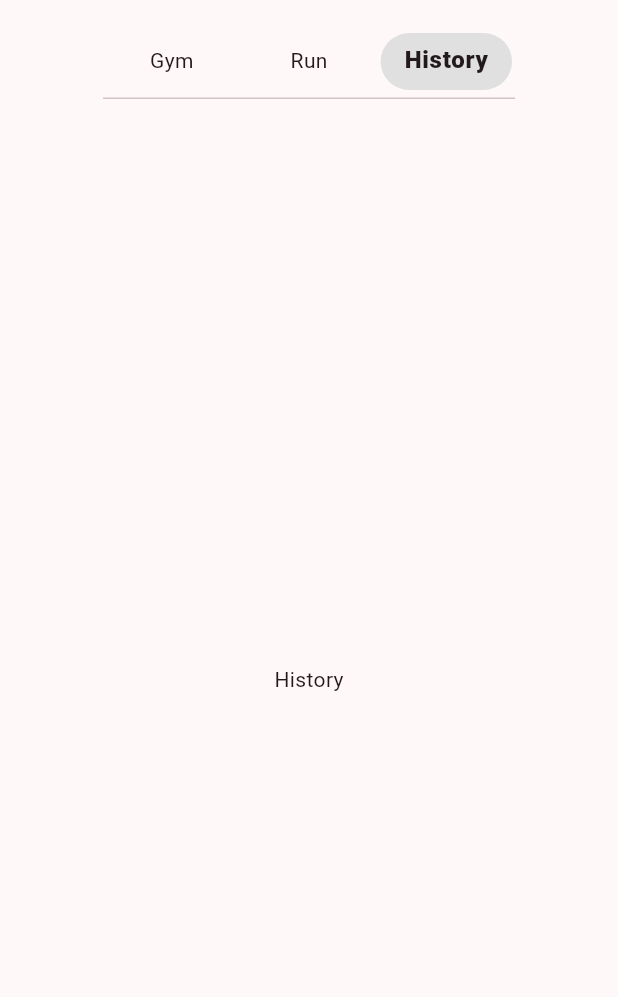
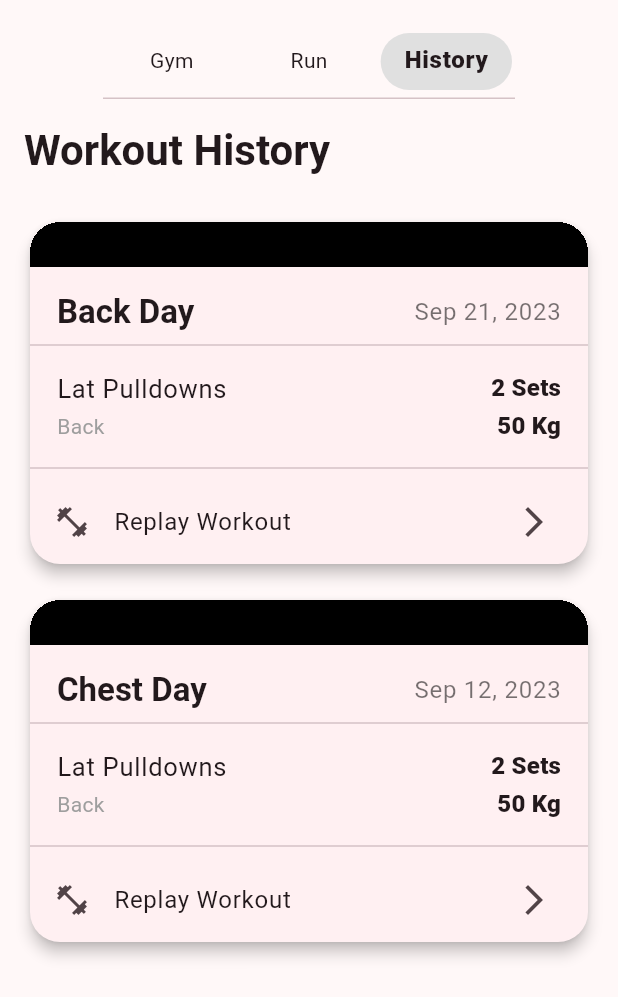
Before and after one commit to CSCI4100U/mobile-group-project-2023-mlja, a Flutter app: the NestedTabBar widget shown alone on an empty page, opened directly, tab 3 chosen, on a phone screen of 412 x 824 dp. Shown: the top 997 px of the screen. Run offline on Flutter 3.47's test engine with Material 2 defaults, Android fonts, the light colour scheme and no system bars; our stand-ins replace cloud_firestore, firebase_auth, firebase_core, flutter_local_notifications, flutter_map, geolocator and 4 more; missing offline and left inert: firebase_ui_auth, flutter_map_geojson; accounts and stored records are empty.

Commit message:
Workout page cards and UI implements.

```diff
--- a/life_balance_plus/lib/view/pages/workout/dashboard_history.dart
+++ b/life_balance_plus/lib/view/pages/workout/dashboard_history.dart
@@ -0,0 +1,35 @@
+import 'package:flutter/material.dart';
+import 'package:life_balance_plus/view/widgets/workout_dashboard_history_card.dart';
+
+class DashboardHistory extends StatelessWidget {
+  const DashboardHistory({super.key});
+
+  @override
+  Widget build(BuildContext context) {
+    return SingleChildScrollView(
+      child: Padding(
+        padding: const EdgeInsets.symmetric(horizontal: 16),
+        child: Column(
+          crossAxisAlignment: CrossAxisAlignment.start,
+          children: [
+            Text('Workout History',
+                style: Theme.of(context)
+                    .textTheme
+                    .headlineMedium
+                    ?.copyWith(fontWeight: FontWeight.bold)),
+            const SizedBox(height: 26),
+            WorkoutDashboardHistoryCard(
+                title: 'Back Day',
+                date: DateTime(2023, 9, 21),
+                muscleGroup: 'Back'),
+            const SizedBox(height: 16),
+            WorkoutDashboardHistoryCard(
+                title: 'Chest Day',
+                date: DateTime(2023, 9, 12),
+                muscleGroup: 'Chest'),
+          ],
+        ),
+      ),
+    );
+  }
+}
--- /dev/null
+++ b/life_balance_plus/lib/view/pages/workout/exercise_tab_page.dart
@@ -0,0 +1,52 @@
+import 'package:flutter/material.dart';
+import 'package:life_balance_plus/control/exercises_control.dart';
+import 'package:life_balance_plus/data/model/workout_plan.dart';
+
+class ExerciseTabPage extends StatefulWidget {
+  const ExerciseTabPage({super.key});
+
+  @override
+  State<ExerciseTabPage> createState() => _ExerciseTabPageState();
+}
+
+class _ExerciseTabPageState extends State<ExerciseTabPage> {
+  List<ExercisePlan> exs = [];
+
+  Future<void> _loadExercises() async {
+    final exs_ = await ExerciseControl().getAllExercises();
+    setState(() {
+      exs = exs_;
+    });
+  }
+
+  @override
+  void initState() {
+    super.initState();
+    // TESTING: Uncomment this the first time you run to add some exercises to the local db
+    ExerciseControl().addDummyData();
+    _loadExercises();
+  }
+
+  @override
+  Widget build(BuildContext context) {
+    return Scaffold(
+      floatingActionButton: FloatingActionButton.extended(
+        icon: const Icon(Icons.add),
+        label: const Text('Add Exercise'),
+        onPressed: () {},
+      ),
+      body: Center(
+        child: ListView.builder(
+          itemCount: exs.length,
+          itemBuilder: (context, index) {
+            final ex = exs[index];
+            return ListTile(
+              title: Text(ex.name),
+              subtitle: Text('Sets: ${ex.sets}'),
+            );
+          },
+        ),
+      ),
+    );
+  }
+}
--- a/life_balance_plus/lib/view/pages/workout/workout_page.dart
+++ b/life_balance_plus/lib/view/pages/workout/workout_page.dart
@@ -1,8 +1,10 @@
 import 'package:flutter/material.dart';
+import 'package:life_balance_plus/control/exercises_control.dart';
+import 'package:life_balance_plus/data/model/workout_plan.dart';
 import 'package:life_balance_plus/view/pages/workout/dashboard_gym.dart';
+import 'package:life_balance_plus/view/pages/workout/dashboard_history.dart';
+import 'package:life_balance_plus/view/pages/workout/exercise_tab_page.dart';
 import 'package:life_balance_plus/view/widgets/custom_tabbar.dart';
-import '../../../data/model/workout_plan.dart';
-import '../../../control/exercises_control.dart';
 
 class WorkoutPage extends StatefulWidget {
   @override
@@ -29,27 +31,16 @@ class _WorkoutPageState extends State<WorkoutPage> {
 
   @override
   Widget build(BuildContext context) {
-    return Column(
+    return const Column(
       children: [
         Expanded(
           child: CustomTabbar(
             pages: [
               NestedTabBar(),
-              Center(
-                child: ListView.builder(
-                  itemCount: exs.length,
-                  itemBuilder: (context, index) {
-                    final ex = exs[index];
-                    return ListTile(
-                      title: Text(ex.name),
-                      subtitle: Text('Sets: ${ex.sets}'),
-                    );
-                  },
-                ),
-              ),
-              const Center(child: Text('Programs')),
+              ExerciseTabPage(),
+              Center(child: Text('Programs')),
             ],
-            tabNames: const ['Dashboard', 'Exercises', 'Programs'],
+            tabNames: ['Dashboard', 'Exercises', 'Programs'],
           ),
         ),
       ],
@@ -105,7 +96,7 @@ class _NestedTabBarState extends State<NestedTabBar> {
               children: [
                 DashboardGym(),
                 Center(child: Text('Run')),
-                Center(child: Text('History')),
+                DashboardHistory(),
               ],
             ),
           ),
--- /dev/null
+++ b/life_balance_plus/lib/view/widgets/workout_dashboard_history_card.dart
@@ -0,0 +1,106 @@
+import 'package:flutter/material.dart';
+import 'package:intl/intl.dart';
+
+class WorkoutDashboardHistoryCard extends StatelessWidget {
+  final String title;
+  final DateTime date;
+  final String muscleGroup;
+  const WorkoutDashboardHistoryCard({
+    super.key,
+    required this.title,
+    required this.date,
+    required this.muscleGroup,
+  });
+
+  @override
+  Widget build(BuildContext context) {
+    return Card(
+      clipBehavior: Clip.hardEdge,
+      elevation: 4,
+      shape: RoundedRectangleBorder(
+        // side: const BorderSide(color: Colors.black, width: 2),
+        borderRadius: BorderRadius.circular(20),
+      ),
+      child: Column(
+        crossAxisAlignment: CrossAxisAlignment.start,
+        children: [
+          Container(
+            height: 30,
+            color: Colors.black,
+          ),
+          const SizedBox(height: 16),
+          Padding(
+            padding: const EdgeInsets.symmetric(horizontal: 18),
+            child: Row(
+              mainAxisAlignment: MainAxisAlignment.spaceBetween,
+              children: [
+                Text(title,
+                    style: Theme.of(context)
+                        .textTheme
+                        .titleLarge
+                        ?.copyWith(fontWeight: FontWeight.bold)),
+                Text(
+                  DateFormat.yMMMd().format(date),
+                  style: Theme.of(context)
+                      .textTheme
+                      .bodyLarge
+                      ?.copyWith(color: Colors.black54),
+                ),
+              ],
+            ),
+          ),
+          const Divider(),
+          Padding(
+              padding: const EdgeInsets.symmetric(vertical: 8, horizontal: 18),
+              child: Column(
+                children: [
+                  Row(
+                    mainAxisAlignment: MainAxisAlignment.spaceBetween,
+                    children: [
+                      Text(
+                        'Lat Pulldowns',
+                        style: Theme.of(context).textTheme.bodyLarge?.copyWith(
+                              fontSize: 17,
+                            ),
+                      ),
+                      Text(
+                        '2 Sets',
+                        style: Theme.of(context)
+                            .textTheme
+                            .titleMedium
+                            ?.copyWith(fontWeight: FontWeight.w900),
+                      ),
+                    ],
+                  ),
+                  Row(
+                    mainAxisAlignment: MainAxisAlignment.spaceBetween,
+                    children: [
+                      Text(
+                        'Back',
+                        style: Theme.of(context)
+                            .textTheme
+                            .bodyMedium
+                            ?.copyWith(color: Colors.grey),
+                      ),
+                      Text(
+                        '50 Kg',
+                        style: Theme.of(context)
+                            .textTheme
+                            .titleMedium
+                            ?.copyWith(fontWeight: FontWeight.w900),
+                      ),
+                    ],
+                  ),
+                ],
+              )),
+          const Divider(),
+          const ListTile(
+            leading: Icon(Icons.fitness_center),
+            title: Text('Replay Workout'),
+            trailing: Icon(Icons.arrow_forward_ios),
+          ),
+        ],
+      ),
+    );
+  }
+}
```
